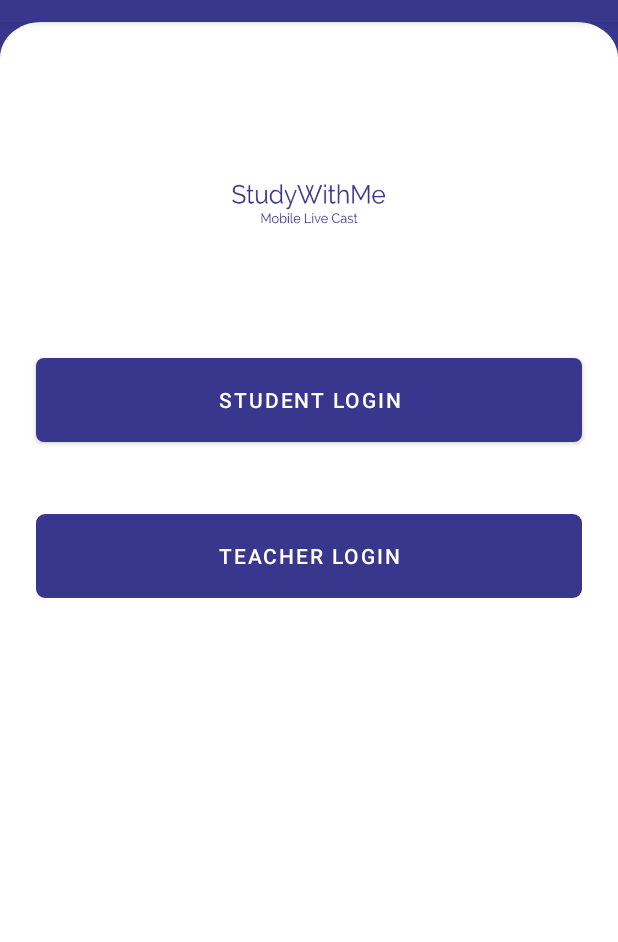
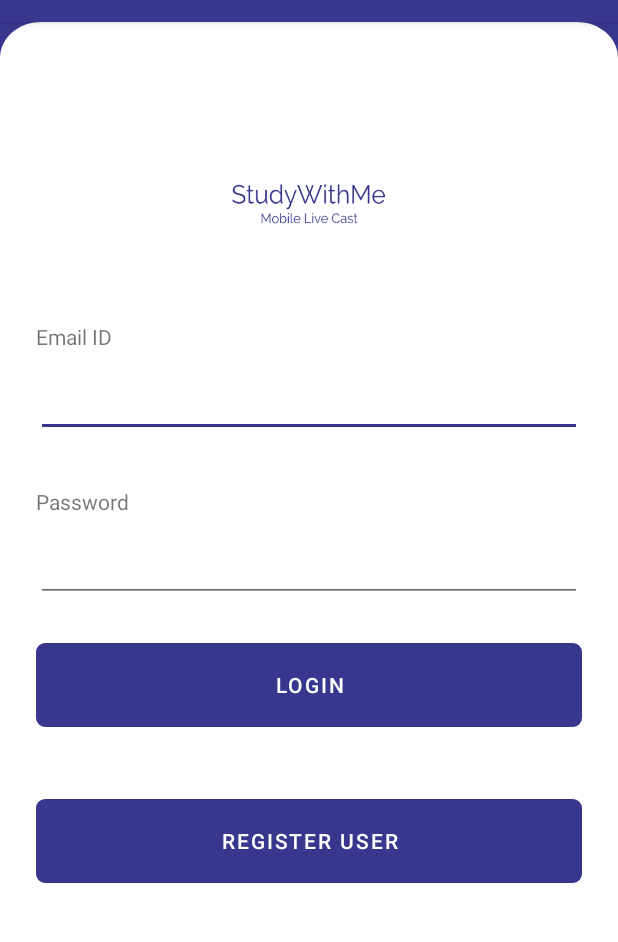
Before and after one commit to kofboy2000/study-with-mobile, an Android app: the LoginActivity screen opened directly, with no data from a screen before it, on a phone screen of 412 x 824 dp, the part 62-1004 px from its top. Run offline under Robolectric (Android 15) with nearby library versions, the phone set to English and light mode, and no system bars; our stand-ins replace Firebase (no records; nobody signed in at launch, a user with empty details on screens opened directly).

Commit message:
Add register button to login activity and let login by user id and password

```diff
--- a/client/app/src/main/AndroidManifest.xml
+++ b/client/app/src/main/AndroidManifest.xml
@@ -46,6 +46,9 @@
             android:name=".ui.init.LoginActivity"
             android:launchMode="singleTop"
             android:screenOrientation="portrait" />
+        <activity android:name=".ui.register.RegisterActivity"
+            android:launchMode="singleTop"
+            android:screenOrientation="portrait" />
         <activity
             android:name=".ui.main.MainActivity"
             android:label="@string/app_name"
--- a/client/app/src/main/res/layout/activity_login.xml
+++ b/client/app/src/main/res/layout/activity_login.xml
@@ -26,22 +26,72 @@
             android:layout_marginBottom="62dp"
             android:background="@drawable/logo_text_only" />
 
-        <Button
-            android:id="@+id/login_student_button"
+        <LinearLayout
             android:layout_width="match_parent"
-            android:layout_height="56dp"
-            android:layout_margin="@dimen/default_margin"
-            android:background="@drawable/bg_btn_basic"
-            android:textColor="@color/colorWhite"
-            android:text="@string/temp_student_login" />
+            android:layout_height="80dp"
+            android:layout_marginStart="@dimen/default_margin"
+            android:layout_marginEnd="@dimen/default_margin"
+            android:orientation="vertical">
+
+            <TextView
+                android:id="@+id/email_id"
+                android:layout_width="wrap_content"
+                android:layout_height="wrap_content"
+                android:layout_marginBottom="12dp"
+                android:text="@string/email_id"
+                android:textSize="14dp" />
+
+            <EditText
+                android:id="@+id/email_input"
+                android:layout_width="match_parent"
+                android:layout_height="wrap_content"
+                android:ems="10"
+                android:inputType="textEmailAddress" />
+        </LinearLayout>
+
+        <LinearLayout
+            android:layout_width="match_parent"
+            android:layout_height="80dp"
+            android:layout_marginTop="30dp"
+            android:layout_marginStart="@dimen/default_margin"
+            android:layout_marginEnd="@dimen/default_margin"
+            android:orientation="vertical">
+
+            <TextView
+                android:id="@+id/password_text"
+                android:layout_width="wrap_content"
+                android:layout_height="wrap_content"
+                android:layout_marginBottom="12dp"
+                android:text="@string/password"
+                android:textSize="14dp" />
+
+            <EditText
+                android:id="@+id/password_input"
+                android:layout_width="match_parent"
+                android:layout_height="wrap_content"
+                android:ems="10"
+                android:inputType="textPassword" />
+        </LinearLayout>
+
+
+
 
         <Button
-            android:id="@+id/login_teacher_button"
+            android:id="@+id/login_button"
             android:layout_width="match_parent"
             android:layout_height="56dp"
             android:layout_margin="@dimen/default_margin"
             android:background="@drawable/bg_btn_violet_selector"
             android:textColor="@color/colorWhite"
-            android:text="@string/temp_teacher_login" />
+            android:text="Login" />
+
+        <Button
+            android:id="@+id/register_button"
+            android:layout_width="match_parent"
+            android:layout_height="56dp"
+            android:layout_margin="@dimen/default_margin"
+            android:background="@drawable/bg_btn_violet_selector"
+            android:textColor="@color/colorWhite"
+            android:text="Register User" />
     </LinearLayout>
 </LinearLayout>
--- a/client/app/src/main/res/values/strings.xml
+++ b/client/app/src/main/res/values/strings.xml
@@ -70,4 +70,13 @@
     <string name="wash_your_hand">Wash your\n hand</string>
     <string name="keep_your_mask_on">Keep your\n mask on</string>
     <string name="notion_corona_info">https://fossil-feeling-b2c.notion.site/StudyWithMobile-d6b9f052e49748198053db62cb0f4fc5</string>
+    <string name="user_profile">User information</string>
+    <string name="email_id">Email ID</string>
+    <string name="email_id_hint">Please enter in email format</string>
+    <string name="password">Password</string>
+    <string name="password_hint">Enter password here</string>
+    <string name="user_name">User Name</string>
+    <string name="user_type">Select user type</string>
+    <string name="done">DONE</string>
+    <string name="password_error">Wrong Password</string>
 </resources>
```
Also changed, not shown: client/app/src/main/java/com/ahnsong/studymobile/ui/init/LoginActivity.java (+34 -27 lines), client/app/src/main/java/com/ahnsong/studymobile/ui/register/RegisterActivity.java (added, +25 -0 lines), client/app/src/main/java/com/ahnsong/studymobile/ui/register/RegisterViewModel.java (added, +8 -0 lines), client/app/src/main/res/layout/activity_register.xml (added, +160 -0 lines).
